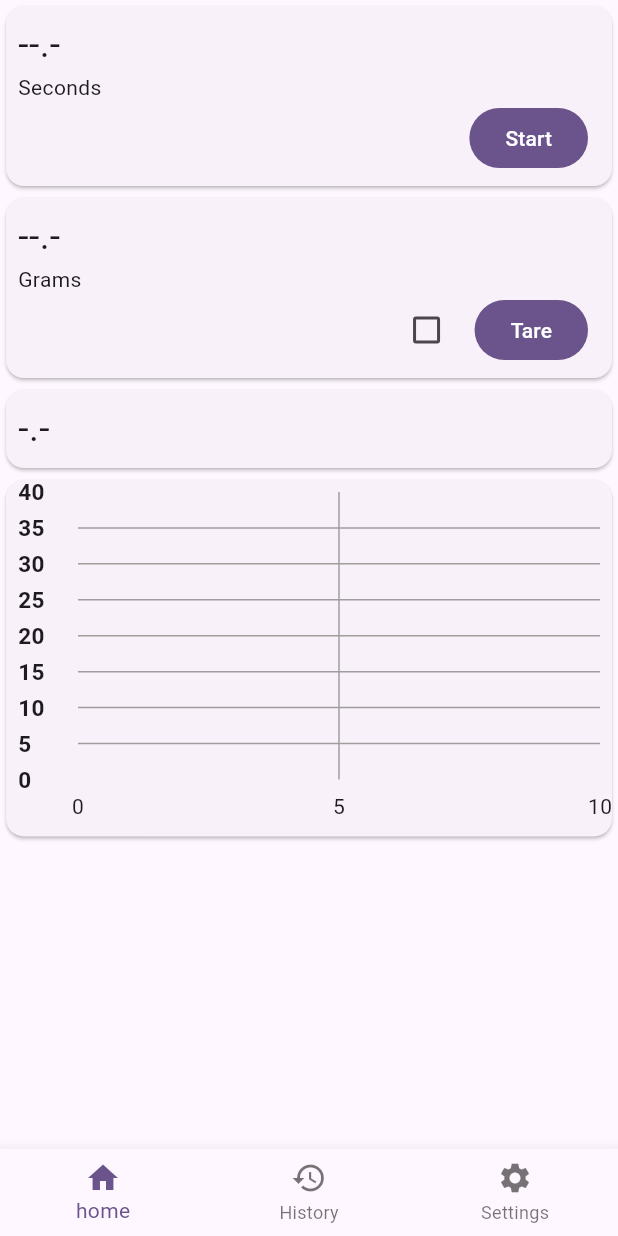
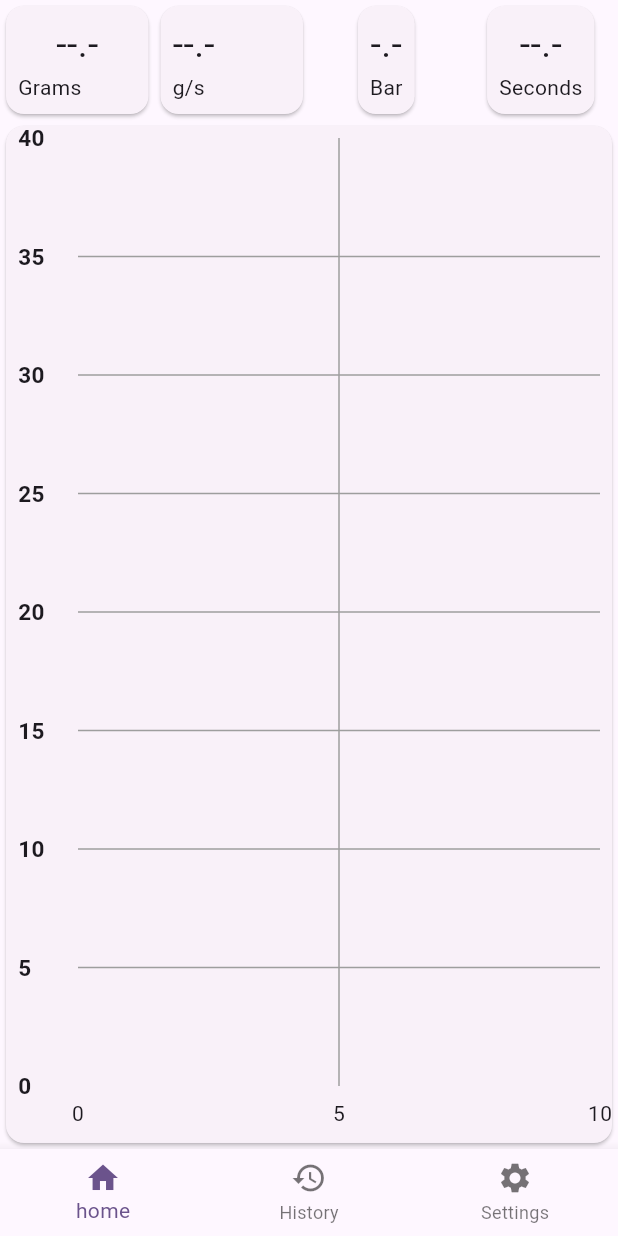
Before and after one commit to lazytesting/espresso-log, a Flutter app: the screen it shows after launch, on a phone screen of 412 x 824 dp. Run offline on Flutter 3.47's test engine with Material 3 defaults, Android fonts, the phone set to English and light mode, and no system bars; drawn by our look-alikes of fl_chart; our stand-ins replace equatable, flutter_bloc, flutter_blue_plus, get_it, go_router, logger and 2 more; statements that could not run were skipped.

Commit message:
compact ui

```diff
--- a/lib/ui/home/current-weight/current_weight_widget.dart
+++ b/lib/ui/home/current-weight/current_weight_widget.dart
@@ -15,39 +15,19 @@ class CurrentWeightWidget extends StatelessWidget {
           weight = state.weight.toStringAsFixed(1);
         }
 
-        return Center(
-            child: Card(
+        return Card(
           clipBehavior: Clip.hardEdge,
           child: Padding(
             padding: const EdgeInsets.all(8.0),
-            child: Column(
-              mainAxisSize: MainAxisSize.min,
-              children: <Widget>[
-                Row(children: [
-                  Text(
-                    weight,
-                    style: const TextStyle(fontSize: 25),
-                  )
-                ]),
-                const Row(children: [Text('Grams')]),
-                Row(
-                  mainAxisAlignment: MainAxisAlignment.end,
-                  children: <Widget>[
-                    const AutoTareWidget(),
-                    const SizedBox(width: 8),
-                    FilledButton(
-                      child: const Text('Tare'),
-                      onPressed: () {
-                        context.read<CurrentWeightCubit>().tareScale();
-                      },
-                    ),
-                    const SizedBox(width: 8),
-                  ],
-                ),
-              ],
-            ),
+            child: Column(mainAxisSize: MainAxisSize.min, children: <Widget>[
+              Text(
+                weight,
+                style: const TextStyle(fontSize: 25),
+              ),
+              const Row(children: [Text('Grams')]),
+            ]),
           ),
-        ));
+        );
       },
     );
   }
--- a/lib/ui/home/home.dart
+++ b/lib/ui/home/home.dart
@@ -1,6 +1,7 @@
 import 'package:espresso_log/ui/home/current-weight/current_weight_widget.dart';
 import 'package:espresso_log/ui/home/pressure/pressure_widget.dart';
 import 'package:espresso_log/ui/home/timer/timer_widget.dart';
+import 'package:espresso_log/ui/home/weight-change/weight_change_widget.dart';
 import 'package:espresso_log/ui/home/weight_graph/weight_graph_widget.dart';
 import 'package:espresso_log/ui/scaffold/screen_container.dart';
 import 'package:flutter/material.dart';
@@ -13,11 +14,16 @@ class HomeScreen extends StatelessWidget {
     return const ScreenContainer(
         title: 'Home',
         child: Column(children: [
-          TimerWidget(),
-          CurrentWeightWidget(),
-          //WeightChangeWidget(),
-          PressureWidget(),
-          WeightGraphWidget()
+          Row(
+            mainAxisAlignment: MainAxisAlignment.center,
+            children: [
+              Expanded(child: CurrentWeightWidget()),
+              Expanded(child: WeightChangeWidget()),
+              Expanded(child: PressureWidget()),
+              Expanded(child: TimerWidget()),
+            ],
+          ),
+          Expanded(child: WeightGraphWidget())
         ]));
   }
 }
--- a/lib/ui/home/pressure/pressure_widget.dart
+++ b/lib/ui/home/pressure/pressure_widget.dart
@@ -1,5 +1,4 @@
 import 'package:espresso_log/ui/home/pressure/pressure_cubit.dart';
-import 'package:espresso_log/ui/home/timer/timer_cubit.dart';
 import 'package:flutter/material.dart';
 import 'package:flutter_bloc/flutter_bloc.dart';
 
@@ -14,7 +13,6 @@ class PressureWidget extends StatelessWidget {
         if (state is Pressure) {
           pressureText = state.pressure.toStringAsFixed(1);
         }
-
         return Center(
             child: Card(
           clipBehavior: Clip.hardEdge,
@@ -22,13 +20,12 @@ class PressureWidget extends StatelessWidget {
             padding: const EdgeInsets.all(8.0),
             child: Column(
               mainAxisSize: MainAxisSize.min,
-              children: <Widget>[
-                Row(children: [
-                  Text(
-                    pressureText,
-                    style: const TextStyle(fontSize: 25),
-                  )
-                ]),
+              children: [
+                Text(
+                  pressureText,
+                  style: const TextStyle(fontSize: 25),
+                ),
+                const Text("Bar")
               ],
             ),
           ),
--- a/lib/ui/home/timer/timer_widget.dart
+++ b/lib/ui/home/timer/timer_widget.dart
@@ -10,25 +10,6 @@ class TimerWidget extends StatelessWidget {
     return BlocBuilder<TimerCubit, TimerState>(
       builder: (context, state) {
         var timer = '--.-';
-        var button = FilledButton(
-          child: const Text('Start'),
-          onPressed: () {
-            context.read<TimerCubit>().start();
-          },
-        );
-
-        if (state is TimerRunning) {
-          timer = "${state.seconds}.${state.deciSeconds}";
-          button = FilledButton(
-            style: TextButton.styleFrom(
-              backgroundColor: Theme.of(context).colorScheme.tertiary,
-            ),
-            onPressed: () {
-              context.read<TimerCubit>().stop();
-            },
-            child: const Text('Stop'),
-          );
-        }
 
         if (state is TimerStopped) {
           timer = "${state.seconds}.${state.deciSeconds}";
@@ -39,26 +20,13 @@ class TimerWidget extends StatelessWidget {
           clipBehavior: Clip.hardEdge,
           child: Padding(
             padding: const EdgeInsets.all(8.0),
-            child: Column(
-              mainAxisSize: MainAxisSize.min,
-              children: <Widget>[
-                Row(children: [
-                  Text(
-                    timer,
-                    style: const TextStyle(fontSize: 25),
-                  )
-                ]),
-                const Row(children: [Text('Seconds')]),
-                Row(
-                  mainAxisAlignment: MainAxisAlignment.end,
-                  children: <Widget>[
-                    const SizedBox(width: 8),
-                    button,
-                    const SizedBox(width: 8),
-                  ],
-                ),
-              ],
-            ),
+            child: Column(mainAxisSize: MainAxisSize.min, children: [
+              Text(
+                timer,
+                style: const TextStyle(fontSize: 25),
+              ),
+              const Text('Seconds')
+            ]),
           ),
         ));
       },
--- a/lib/ui/home/weight-change/weight_change_widget.dart
+++ b/lib/ui/home/weight-change/weight_change_widget.dart
@@ -28,7 +28,7 @@ class WeightChangeWidget extends StatelessWidget {
                     style: const TextStyle(fontSize: 25),
                   )
                 ]),
-                const Row(children: [Text('Grams/second')]),
+                const Row(children: [Text('g/s')]),
               ],
             ),
           ),
--- a/lib/ui/home/weight_graph/weight_graph_widget.dart
+++ b/lib/ui/home/weight_graph/weight_graph_widget.dart
@@ -47,11 +47,8 @@ class WeightGraphWidget extends StatelessWidget {
                 .weight
             : 40;
 
-        return Center(
-            child: Card(
+        return Card(
           clipBehavior: Clip.hardEdge,
-          child: AspectRatio(
-            aspectRatio: 1.70,
           child: Padding(
             padding: const EdgeInsets.all(8.0),
             child: LineChart(LineChartData(
@@ -120,8 +117,7 @@ class WeightGraphWidget extends StatelessWidget {
               ],
             )),
           ),
-          ),
-        ));
+        );
       },
     );
   }
```
Lines whose indentation alone changed are shown as unchanged.
